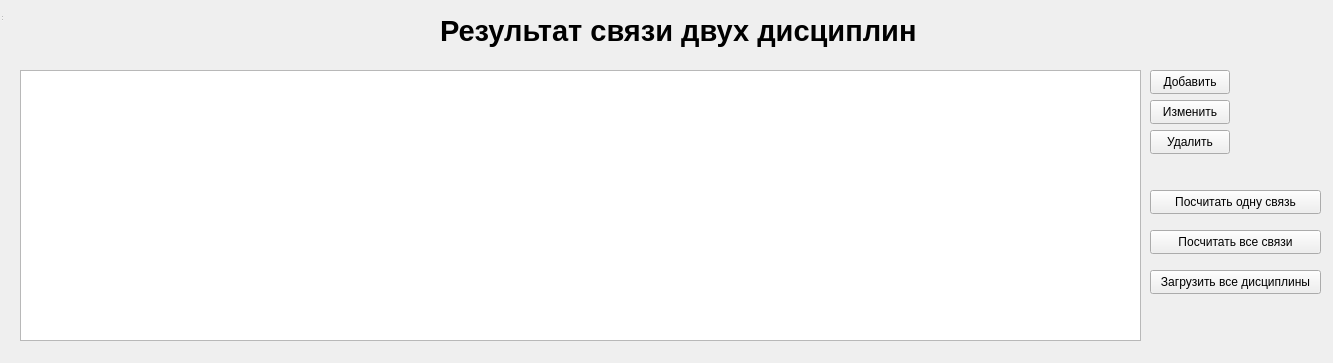
Qt form result.ui (Dantedanger/Diplome) before a commit.
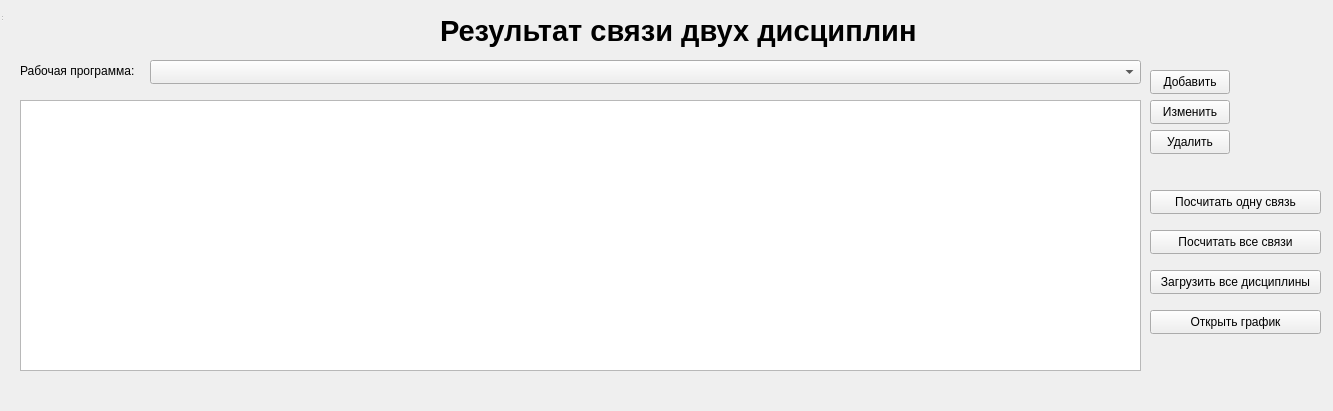
The same form after that commit.

Diff of the .ui file:
```diff
--- a/result.ui
+++ b/result.ui
@@ -7,7 +7,7 @@
     <x>0</x>
     <y>0</y>
     <width>1333</width>
-    <height>363</height>
+    <height>411</height>
    </rect>
   </property>
   <property name="windowTitle">
@@ -19,14 +19,14 @@
      <x>0</x>
      <y>0</y>
      <width>1381</width>
-     <height>351</height>
+     <height>411</height>
     </rect>
    </property>
    <widget class="QTableWidget" name="tableWidget">
     <property name="geometry">
      <rect>
       <x>20</x>
-      <y>70</y>
+      <y>100</y>
       <width>1121</width>
       <height>271</height>
      </rect>
@@ -129,6 +129,42 @@
      <string>Удалить</string>
     </property>
    </widget>
+   <widget class="QPushButton" name="pushButton_7">
+    <property name="geometry">
+     <rect>
+      <x>1150</x>
+      <y>310</y>
+      <width>171</width>
+      <height>24</height>
+     </rect>
+    </property>
+    <property name="text">
+     <string>Открыть график</string>
+    </property>
+   </widget>
+   <widget class="QLabel" name="label_2">
+    <property name="geometry">
+     <rect>
+      <x>20</x>
+      <y>60</y>
+      <width>121</width>
+      <height>21</height>
+     </rect>
+    </property>
+    <property name="text">
+     <string>Рабочая программа:</string>
+    </property>
+   </widget>
+   <widget class="QComboBox" name="comboBox">
+    <property name="geometry">
+     <rect>
+      <x>150</x>
+      <y>60</y>
+      <width>991</width>
+      <height>24</height>
+     </rect>
+    </property>
+   </widget>
   </widget>
   <widget class="QStatusBar" name="statusbar">
    <property name="geometry">
```
